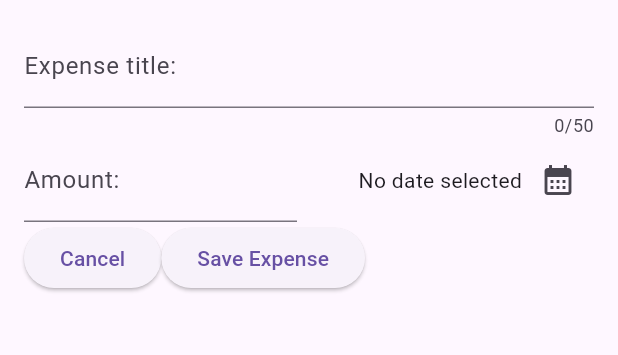
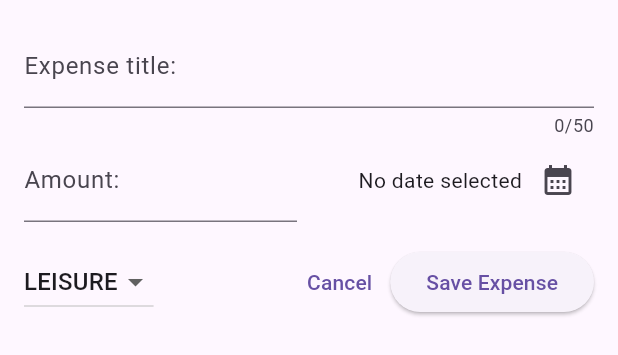
Before and after one commit to ThawedBuffalo/fdcg_05-expense-tracker, a Flutter app: the NewExpense widget shown alone on an empty page, opened directly, on a phone screen of 412 x 824 dp. Shown: the top 355 px of the screen. Run offline on Flutter 3.47's test engine with Material 3 defaults, Android fonts, the phone set to English and light mode, and no system bars.

Commit message:
section 5: chapter 20

```diff
--- a/lib/widgets/new_expense.dart
+++ b/lib/widgets/new_expense.dart
@@ -1,7 +1,6 @@
 import 'package:flutter/material.dart';
-import 'package:intl/intl.dart';
 
-final formatter = DateFormat.yMd();
+import '../models/expense.dart';
 
 class NewExpense extends StatefulWidget {
   const NewExpense({super.key});
@@ -14,15 +13,16 @@ class _NewExpenseState extends State<NewExpense> {
   final _titleController = TextEditingController();
   final _expenseController = TextEditingController();
   DateTime? _selectedDate;
+  Category _selectedCategory = Category.leisure;
 
   void _presentDatePicker() async {
     final now = DateTime.now();
     final firstDate = DateTime(now.year - 1, now.month, now.day);
-    final pickededDate = await showDatePicker(
+    final pickedDate = await showDatePicker(
         context: context, firstDate: firstDate, lastDate: now);
 
     setState(() {
-      _selectedDate = pickededDate;
+      _selectedDate = pickedDate;
     });
   }
 
@@ -75,9 +75,34 @@ class _NewExpenseState extends State<NewExpense> {
               ),
             )
           ]),
+          const SizedBox(
+            height: 16,
+          ),
           Row(
             children: [
-              ElevatedButton(
+              DropdownButton(
+                  value: _selectedCategory,
+                  items: Category.values
+                      .map(
+                        (category) => DropdownMenuItem(
+                          value: category,
+                          child: Text(
+                            category.name.toUpperCase(),
+                          ),
+                        ),
+                      )
+                      .toList(),
+                  onChanged: (value) {
+                    print(value);
+                    if (value == null) {
+                      return;
+                    }
+                    setState(() {
+                      _selectedCategory = value;
+                    });
+                  }),
+              const Spacer(),
+              TextButton(
                 onPressed: () {
                   Navigator.pop(context);
                 },
```
